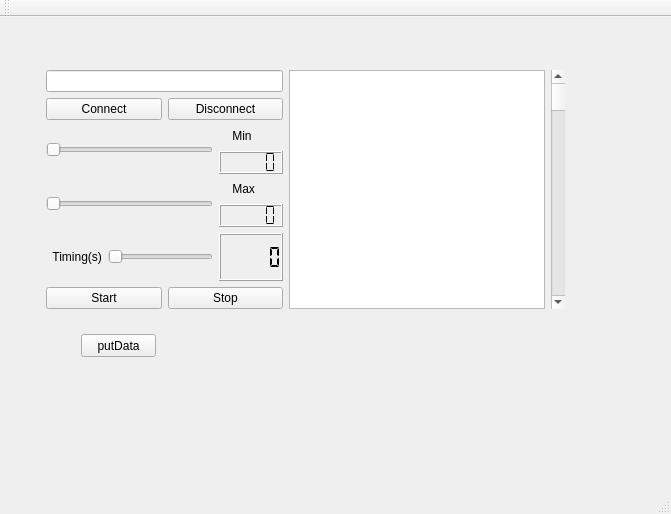
Qt form QtTcpClientProducer/mainwindow.ui (douglassc1999/Qtsupervisory) before a commit.
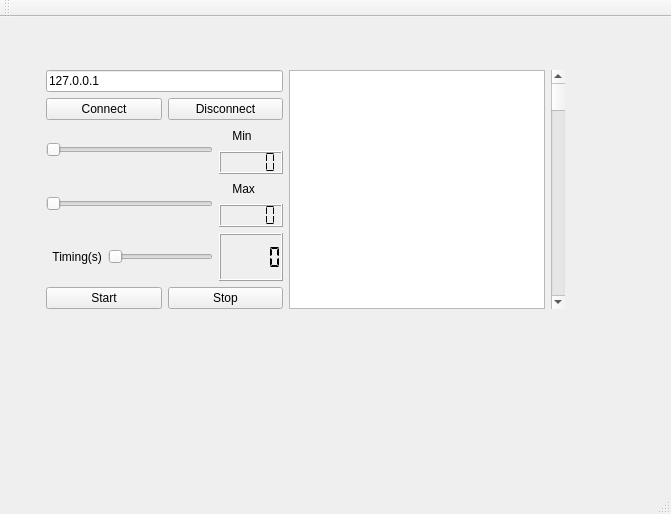
The same form after that commit.

The edit to the form file:
```diff
--- a/QtTcpClientProducer/mainwindow.ui
+++ b/QtTcpClientProducer/mainwindow.ui
@@ -14,20 +14,7 @@
    <string>MainWindow</string>
   </property>
   <widget class="QWidget" name="centralWidget">
-   <widget class="QPushButton" name="pushButtonPut">
-    <property name="geometry">
-     <rect>
-      <x>81</x>
-      <y>317</y>
-      <width>75</width>
-      <height>23</height>
-     </rect>
-    </property>
-    <property name="text">
-     <string>putData</string>
-    </property>
-   </widget>
-   <widget class="QWidget" name="">
+   <widget class="QWidget" name="layoutWidget">
     <property name="geometry">
      <rect>
       <x>35</x>
@@ -42,7 +29,11 @@
        <item>
         <layout class="QVBoxLayout" name="verticalLayout">
          <item>
-          <widget class="QLineEdit" name="lineEdit"/>
+          <widget class="QLineEdit" name="lineEdit">
+           <property name="text">
+            <string>127.0.0.1</string>
+           </property>
+          </widget>
          </item>
          <item>
           <layout class="QHBoxLayout" name="horizontalLayout">
```
Left out of the diff: 16 changed lines with no effect on the pictures.
